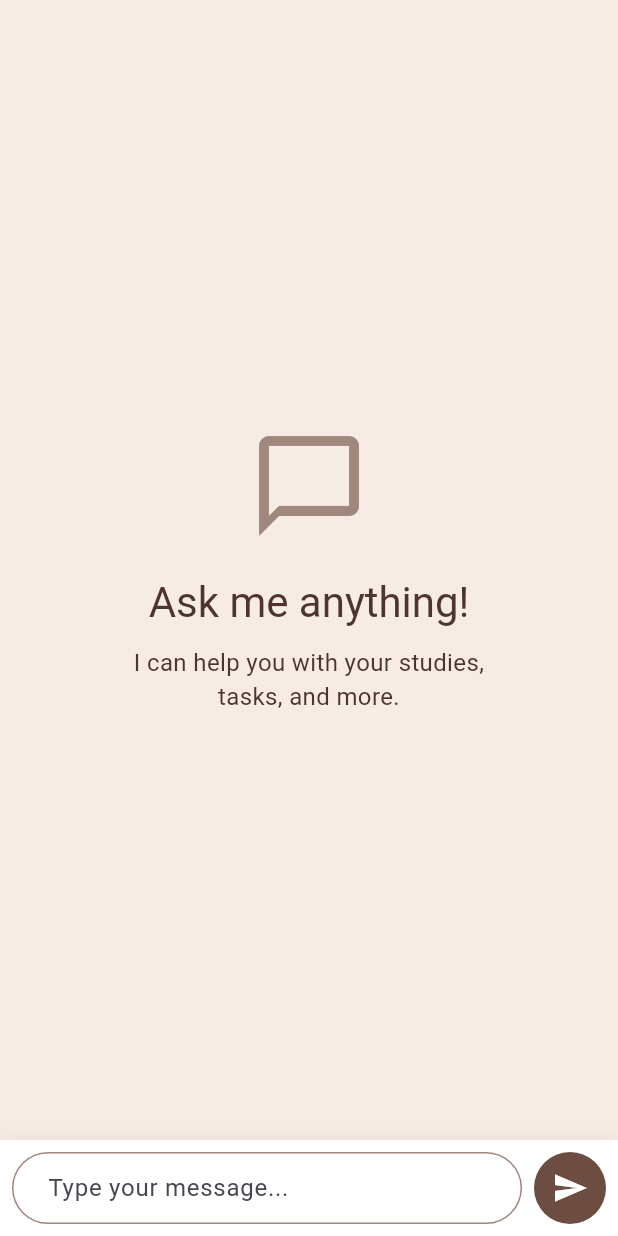
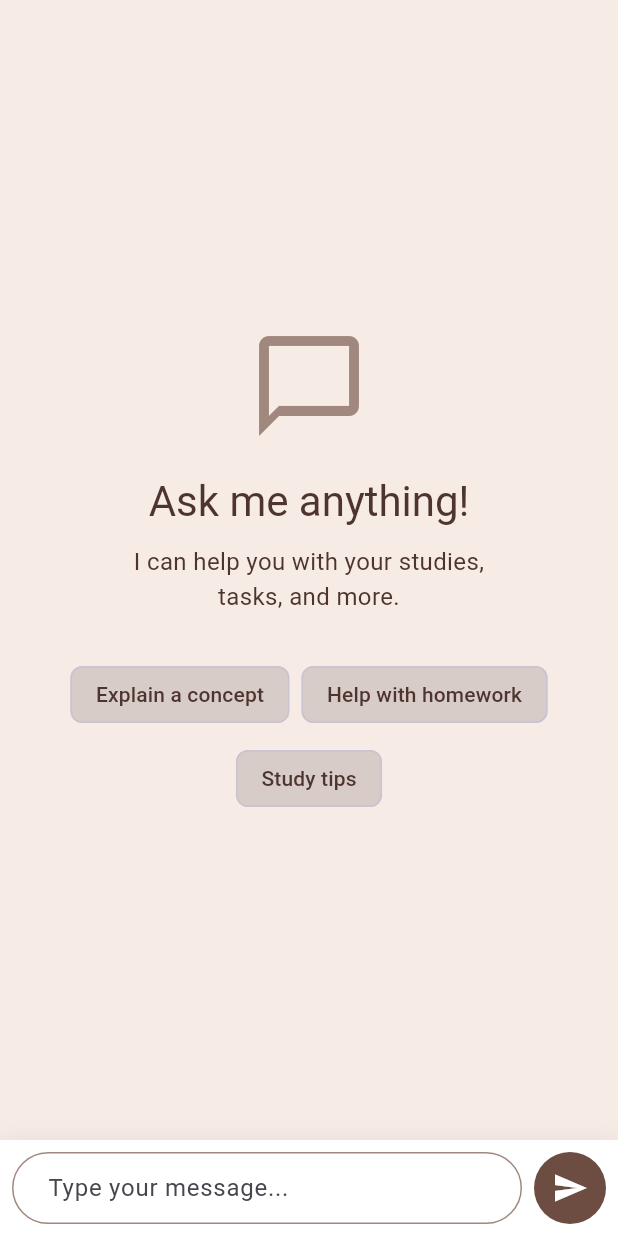
Before and after one commit to AryanAtif/SFW-Project, a Flutter app: the AIAssistantPage widget shown alone on an empty page, opened directly, on a phone screen of 412 x 824 dp. Run offline on Flutter 3.47's test engine with Material 3 defaults, Android fonts, the phone set to English and light mode, and no system bars; our stand-ins replace google_generative_ai, table_calendar.

```diff
--- a/lib/ai_assistant_page.dart
+++ b/lib/ai_assistant_page.dart
@@ -1,6 +1,5 @@
 import 'package:flutter/material.dart';
 import 'package:google_generative_ai/google_generative_ai.dart';
-import 'package:flutter_dotenv/flutter_dotenv.dart'; // If using .env
 
 class AIAssistantPage extends StatefulWidget {
   const AIAssistantPage({super.key});
@@ -14,8 +13,9 @@ class _AIAssistantPageState extends State<AIAssistantPage> {
   final ScrollController _scrollController = ScrollController();
   final List<ChatMessage> _messages = [];
   bool _isLoading = false;
-  late GenerativeModel _model;
-  late ChatSession _chat;
+  GenerativeModel? _model;
+  ChatSession? _chat;
+  String? _initError;
 
   @override
   void initState() {
@@ -24,11 +24,16 @@ class _AIAssistantPageState extends State<AIAssistantPage> {
   }
 
   void _initializeChat() {
-    // Option A: Load from .env file
-    final apiKey = dotenv.env['GEMINI_API_KEY'] ?? '';
+    try {
+      // Using the API key from your gemini_api_key.env file
+      const apiKey = 'AIzaSyDCMJzHFr7t2C0jyFCV6EO6Q30sPr3-C9o';
 
-    // Option B: Hardcode (replace with your actual key for testing)
-    // final apiKey = 'YOUR_API_KEY_HERE';
+      if (apiKey.isEmpty) {
+        setState(() {
+          _initError = 'API key not found. Please add your Gemini API key.';
+        });
+        return;
+      }
 
       _model = GenerativeModel(
         model: 'gemini-pro',
@@ -41,14 +46,25 @@ class _AIAssistantPageState extends State<AIAssistantPage> {
         ),
       );
 
-    _chat = _model.startChat(history: []);
+      _chat = _model!.startChat(history: []);
+
+      setState(() {
+        _initError = null;
+      });
+    } catch (e) {
+      setState(() {
+        _initError = 'Failed to initialize AI: ${e.toString()}';
+      });
+    }
   }
 
   Future<void> _sendMessage(String text) async {
-    if (text.trim().isEmpty) return;
+    if (text.trim().isEmpty || _chat == null) return;
+
+    final userMessage = text.trim();
 
     setState(() {
-      _messages.add(ChatMessage(text: text, isUser: true));
+      _messages.add(ChatMessage(text: userMessage, isUser: true));
       _isLoading = true;
     });
 
@@ -56,7 +72,7 @@ class _AIAssistantPageState extends State<AIAssistantPage> {
     _scrollToBottom();
 
     try {
-      final response = await _chat.sendMessage(Content.text(text));
+      final response = await _chat!.sendMessage(Content.text(userMessage));
       final responseText = response.text ?? 'Sorry, I could not generate a response.';
 
       setState(() {
@@ -66,7 +82,7 @@ class _AIAssistantPageState extends State<AIAssistantPage> {
     } catch (e) {
       setState(() {
         _messages.add(ChatMessage(
-          text: 'Error: ${e.toString()}',
+          text: 'Error: Failed to get response. Please try again.\n\nDetails: ${e.toString()}',
           isUser: false,
           isError: true,
         ));
@@ -91,6 +107,51 @@ class _AIAssistantPageState extends State<AIAssistantPage> {
 
   @override
   Widget build(BuildContext context) {
+    // Show error if initialization failed
+    if (_initError != null) {
+      return Center(
+        child: Padding(
+          padding: const EdgeInsets.all(20.0),
+          child: Column(
+            mainAxisAlignment: MainAxisAlignment.center,
+            children: [
+              Icon(
+                Icons.error_outline,
+                size: 80,
+                color: Colors.red.shade300,
+              ),
+              const SizedBox(height: 20),
+              Text(
+                'Failed to Initialize AI',
+                style: Theme.of(context).textTheme.titleLarge,
+                textAlign: TextAlign.center,
+              ),
+              const SizedBox(height: 10),
+              Text(
+                _initError!,
+                style: Theme.of(context).textTheme.bodyMedium,
+                textAlign: TextAlign.center,
+              ),
+              const SizedBox(height: 20),
+              ElevatedButton(
+                onPressed: () {
+                  setState(() {
+                    _initError = null;
+                  });
+                  _initializeChat();
+                },
+                style: ElevatedButton.styleFrom(
+                  backgroundColor: Colors.brown.shade600,
+                  foregroundColor: Colors.white,
+                ),
+                child: const Text('Retry'),
+              ),
+            ],
+          ),
+        ),
+      );
+    }
+
     return Column(
       children: [
         Expanded(
@@ -114,6 +175,29 @@ class _AIAssistantPageState extends State<AIAssistantPage> {
                         'I can help you with your studies,\ntasks, and more.',
                         textAlign: TextAlign.center,
                         style: Theme.of(context).textTheme.bodyMedium,
+                      ),
+                      const SizedBox(height: 30),
+                      Padding(
+                        padding: const EdgeInsets.symmetric(horizontal: 40.0),
+                        child: Wrap(
+                          spacing: 8,
+                          runSpacing: 8,
+                          alignment: WrapAlignment.center,
+                          children: [
+                            _SuggestionChip(
+                              label: 'Explain a concept',
+                              onTap: () => _sendMessage('Can you explain quantum mechanics in simple terms?'),
+                            ),
+                            _SuggestionChip(
+                              label: 'Help with homework',
+                              onTap: () => _sendMessage('Can you help me solve a math problem?'),
+                            ),
+                            _SuggestionChip(
+                              label: 'Study tips',
+                              onTap: () => _sendMessage('What are some effective study techniques?'),
+                            ),
+                          ],
+                        ),
                       ),
                     ],
                   ),
@@ -211,9 +295,9 @@ class _AIAssistantPageState extends State<AIAssistantPage> {
                     : () => _sendMessage(_textController.text),
                 child: Container(
                   padding: const EdgeInsets.all(12.0),
-                  child: const Icon(
+                  child: Icon(
                     Icons.send,
-                    color: Colors.white,
+                    color: _isLoading ? Colors.white.withOpacity(0.5) : Colors.white,
                     size: 24,
                   ),
                 ),
@@ -244,6 +328,27 @@ class ChatMessage {
     required this.isUser,
     this.isError = false,
   });
+}
+
+// Suggestion chip widget
+class _SuggestionChip extends StatelessWidget {
+  final String label;
+  final VoidCallback onTap;
+
+  const _SuggestionChip({
+    required this.label,
+    required this.onTap,
+  });
+
+  @override
+  Widget build(BuildContext context) {
+    return ActionChip(
+      label: Text(label),
+      onPressed: onTap,
+      backgroundColor: Colors.brown.shade100,
+      labelStyle: TextStyle(color: Colors.brown.shade800),
+    );
+  }
 }
 
 // Chat bubble widget
--- a/lib/main.dart
+++ b/lib/main.dart
@@ -1,6 +1,5 @@
 import 'package:flutter/material.dart';
-import 'package:intl/intl.dart'; // Used for date formatting
-import 'package:flutter_dotenv/flutter_dotenv.dart';
+import 'package:intl/intl.dart';
 
 import 'data_models.dart';
 import 'home_page.dart';
@@ -9,15 +8,14 @@ import 'tasks_due_page.dart';
 import 'weekly_calendar_page.dart';
 import 'ai_assistant_page.dart';
 
-// NOTE: Add 'intl' and 'table_calendar' to your pubspec.yaml file
-// dependencies:
-//   flutter:
-//     sdk: flutter
-//   intl: ^0.19.0
-//   table_calendar: ^3.0.9
+void main() async {
+  WidgetsFlutterBinding.ensureInitialized();
 
+  // Note: If you want to use .env file instead of hardcoded API key,
+  // uncomment the following lines and update ai_assistant_page.dart
+  // to use dotenv.env['GEMINI_API_KEY']
+  // await dotenv.load(fileName: ".env");
 
-void main() {
   runApp(const StudentOrganizerApp());
 }
 
@@ -29,7 +27,6 @@ class StudentOrganizerApp extends StatelessWidget {
     return MaterialApp(
       title: 'Student Organizer',
       theme: ThemeData(
-        // Theming is kept the same
         primarySwatch: Colors.brown,
         scaffoldBackgroundColor: const Color(0xFFF7EBE5),
         appBarTheme: const AppBarTheme(
@@ -92,7 +89,6 @@ class _MainScaffoldState extends State<MainScaffold> {
   void addTask(Task task) {
     setState(() {
       tasks.add(task);
-      // Also add to pinned messages for visibility on home screen
       pinnedMessages.insert(0, 'NEW TASK ADDED: ${task.description}');
     });
   }
@@ -104,13 +100,13 @@ class _MainScaffoldState extends State<MainScaffold> {
   void addReminder(Reminder reminder) {
     setState(() => reminders.add(reminder));
   }
-   // NEW: Method to add a new pinned message
+
   void addPinnedMessage(String message) {
     setState(() {
-      pinnedMessages.insert(0, message); // Add to the top of the list
+      pinnedMessages.insert(0, message);
     });
   }
-    // NEW: Method to remove a pinned message
+
   void removePinnedMessage(String message) {
     setState(() {
       pinnedMessages.remove(message);
@@ -122,6 +118,7 @@ class _MainScaffoldState extends State<MainScaffold> {
       pinnedMessages.insert(index, message);
     });
   }
+
   void removeCourse(Course course) {
     setState(() => courses.remove(course));
   }
@@ -133,56 +130,45 @@ class _MainScaffoldState extends State<MainScaffold> {
   void removeReminder(Reminder reminder) {
     setState(() => reminders.remove(reminder));
   }
+
   void _onItemTapped(int index) {
     setState(() {
       _selectedIndex = index;
     });
-    Navigator.pop(context); // Close the drawer after selection
+    Navigator.pop(context);
   }
-
 
   @override
   Widget build(BuildContext context) {
-    // Pages now receive the state data and mutation callbacks
     final List<Widget> pages = <Widget>[
-      HomePage
-      (
+      HomePage(
         pinnedMessages: pinnedMessages,
         tasks: tasks,
         addPinnedMessage: addPinnedMessage,
         removePinnedMessage: removePinnedMessage,
         insertPinnedMessageAt: insertPinnedMessageAt
       ),
-
-
-      CoursesPage
-      (
+      CoursesPage(
         courses: courses,
         addCourse: addCourse,
         removeCourse: removeCourse
       ),
-
-      WeeklyCalendarPage
-      (
+      WeeklyCalendarPage(
         reminders: reminders,
         addReminder: addReminder,
         removeReminder: removeReminder
       ),
-
-      TasksDuePage
-      (
+      TasksDuePage(
         tasks: tasks,
         addTask: addTask,
         toggleTaskCompletion: toggleTaskCompletion,
         removeTask: removeTask
       ),
-
-        const AIAssistantPage()
+      const AIAssistantPage()
     ];
 
     return Scaffold(
       appBar: AppBar(
-        // ... (AppBar content remains the same)
         title: Text(
           ['Home', 'Courses', 'Weekly Calendar', 'Tasks Due', 'AI Assistant'][_selectedIndex],
           style: Theme.of(context).textTheme.titleLarge,
@@ -207,7 +193,6 @@ class _MainScaffoldState extends State<MainScaffold> {
         child: ListView(
           padding: EdgeInsets.zero,
           children: <Widget>[
-            // Removed 'Blur' title and note text
             const DrawerHeader(
               decoration: BoxDecoration(color: Color(0xFFD6B59D)),
               child: Text(''),
@@ -220,11 +205,10 @@ class _MainScaffoldState extends State<MainScaffold> {
           ],
         ),
       ),
-      body: pages[_selectedIndex], // Use the updated pages list
+      body: pages[_selectedIndex],
     );
   }
 
-  // Helper function to build the interactive Drawer items (unchanged)
   Widget _buildDrawerItem({required String title, required int index, required BuildContext context}) {
     final isActive = _selectedIndex == index;
     final buttonColor = isActive ? const Color(0xFFD6B59D) : const Color(0xFFA2846A);
```
Also changed, not shown: 1 other file. Lines whose indentation alone changed are shown as unchanged.
